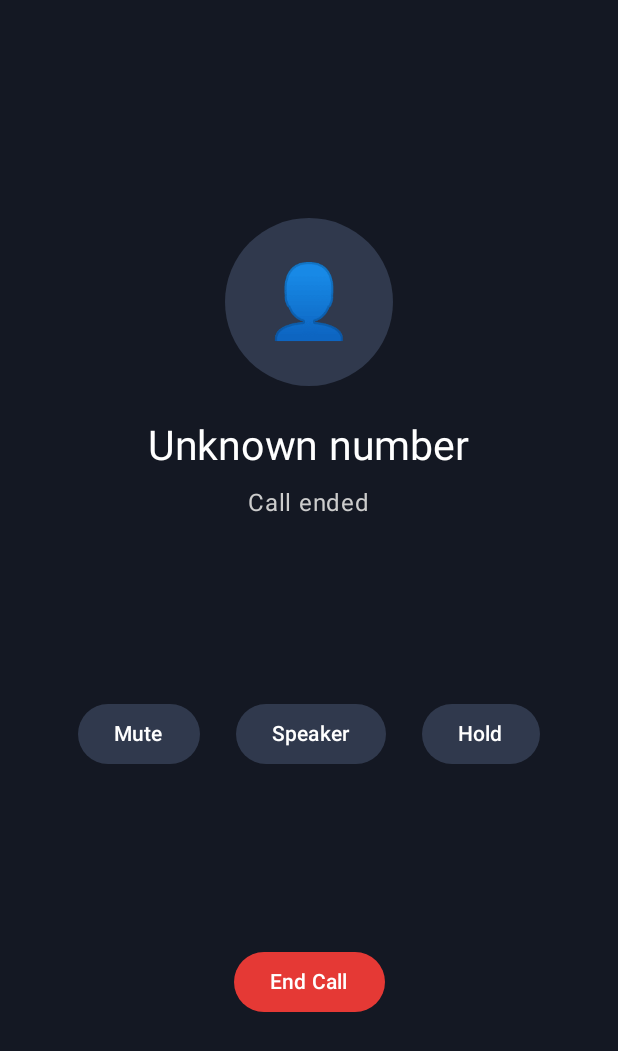
After one commit to anbsolution/IOS-Phone, an Android app built with Jetpack Compose: the InCallActivity screen opened directly, with no data from a screen before it, on a phone screen of 412 x 824 dp. The commit adds this screen. Shown: the top 1051 px of the screen. Run offline under Robolectric (Android 15) with nearby library versions, the phone set to English and light mode, and no system bars.

Commit message:
Upgrade iOS Phone with native call interface

```diff
--- /dev/null
+++ b/app/src/main/java/com/iosphone/dialer/telecom/InCallActivity.kt
@@ -0,0 +1,155 @@
+package com.iosphone.dialer.telecom
+
+import android.os.Bundle
+import android.telecom.Call
+import androidx.activity.ComponentActivity
+import androidx.activity.compose.setContent
+import androidx.compose.foundation.background
+import androidx.compose.foundation.layout.*
+import androidx.compose.foundation.shape.CircleShape
+import androidx.compose.material3.*
+import androidx.compose.runtime.*
+import androidx.compose.ui.Alignment
+import androidx.compose.ui.Modifier
+import androidx.compose.ui.graphics.Color
+import androidx.compose.ui.unit.dp
+import androidx.compose.ui.unit.sp
+
+class InCallActivity : ComponentActivity() {
+
+    override fun onCreate(savedInstanceState: Bundle?) {
+        super.onCreate(savedInstanceState)
+
+        window.statusBarColor = android.graphics.Color.rgb(20, 24, 35)
+        window.navigationBarColor = android.graphics.Color.rgb(20, 24, 35)
+
+        setContent {
+            MaterialTheme {
+                CallScreen()
+            }
+        }
+    }
+}
+
+@Composable
+private fun CallScreen() {
+    val number = CallSession.phoneNumber.ifBlank { "Unknown number" }
+    val state = CallSession.callState
+
+    val incoming = state == Call.STATE_RINGING
+    val connected = state == Call.STATE_ACTIVE
+    val onHold = state == Call.STATE_HOLDING
+
+    Surface(
+        modifier = Modifier.fillMaxSize(),
+        color = Color(0xFF141823)
+    ) {
+        Column(
+            modifier = Modifier
+                .fillMaxSize()
+                .padding(28.dp),
+            horizontalAlignment = Alignment.CenterHorizontally,
+            verticalArrangement = Arrangement.SpaceEvenly
+        ) {
+            Column(horizontalAlignment = Alignment.CenterHorizontally) {
+                Box(
+                    modifier = Modifier
+                        .size(112.dp)
+                        .background(Color(0xFF30394D), CircleShape),
+                    contentAlignment = Alignment.Center
+                ) {
+                    Text("👤", fontSize = 48.sp)
+                }
+
+                Spacer(Modifier.height(24.dp))
+
+                Text(number, color = Color.White, fontSize = 27.sp)
+                Spacer(Modifier.height(10.dp))
+
+                Text(
+                    when {
+                        incoming -> "Incoming call"
+                        connected -> "Connected"
+                        onHold -> "On hold"
+                        state == Call.STATE_DIALING -> "Calling..."
+                        state == Call.STATE_DISCONNECTED -> "Call ended"
+                        else -> "Connecting..."
+                    },
+                    color = Color.LightGray,
+                    fontSize = 16.sp
+                )
+            }
+
+            if (!incoming) {
+                Row(
+                    modifier = Modifier.fillMaxWidth(),
+                    horizontalArrangement = Arrangement.SpaceEvenly
+                ) {
+                    CallControl("Mute", CallSession.isMuted) {
+                        CallSession.toggleMute()
+                    }
+                    CallControl("Speaker", CallSession.isSpeakerOn) {
+                        CallSession.toggleSpeaker()
+                    }
+                    CallControl("Hold", onHold) {
+                        CallSession.toggleHold()
+                    }
+                }
+            }
+
+            Row(
+                modifier = Modifier.fillMaxWidth(),
+                horizontalArrangement = Arrangement.SpaceEvenly,
+                verticalAlignment = Alignment.CenterVertically
+            ) {
+                if (incoming) {
+                    Button(
+                        onClick = { CallSession.decline(); },
+                        colors = ButtonDefaults.buttonColors(
+                            containerColor = Color(0xFFE53935)
+                        )
+                    ) {
+                        Text("Decline")
+                    }
+
+                    Button(
+                        onClick = { CallSession.answer() },
+                        colors = ButtonDefaults.buttonColors(
+                            containerColor = Color(0xFF24B65A)
+                        )
+                    ) {
+                        Text("Answer")
+                    }
+                } else {
+                    Button(
+                        onClick = { CallSession.endCall() },
+                        colors = ButtonDefaults.buttonColors(
+                            containerColor = Color(0xFFE53935)
+                        )
+                    ) {
+                        Text("End Call")
+                    }
+                }
+            }
+        }
+    }
+}
+
+@Composable
+private fun CallControl(
+    label: String,
+    selected: Boolean,
+    onClick: () -> Unit
+) {
+    Column(horizontalAlignment = Alignment.CenterHorizontally) {
+        Button(
+            onClick = onClick,
+            colors = ButtonDefaults.buttonColors(
+                containerColor = if (selected) Color(0xFF087DFA)
+                else Color(0xFF30394D)
+            )
+        ) {
+            Text(label)
+        }
+    }
+}
```
Also changed, not shown: app/src/main/AndroidManifest.xml (+41 -1 lines), app/src/main/java/com/iosphone/dialer/MainActivity.kt (+122 -7 lines), app/src/main/java/com/iosphone/dialer/telecom/CallSession.kt (added, +109 -0 lines), app/src/main/java/com/iosphone/dialer/telecom/PhoneInCallService.kt (added, +97 -0 lines).
